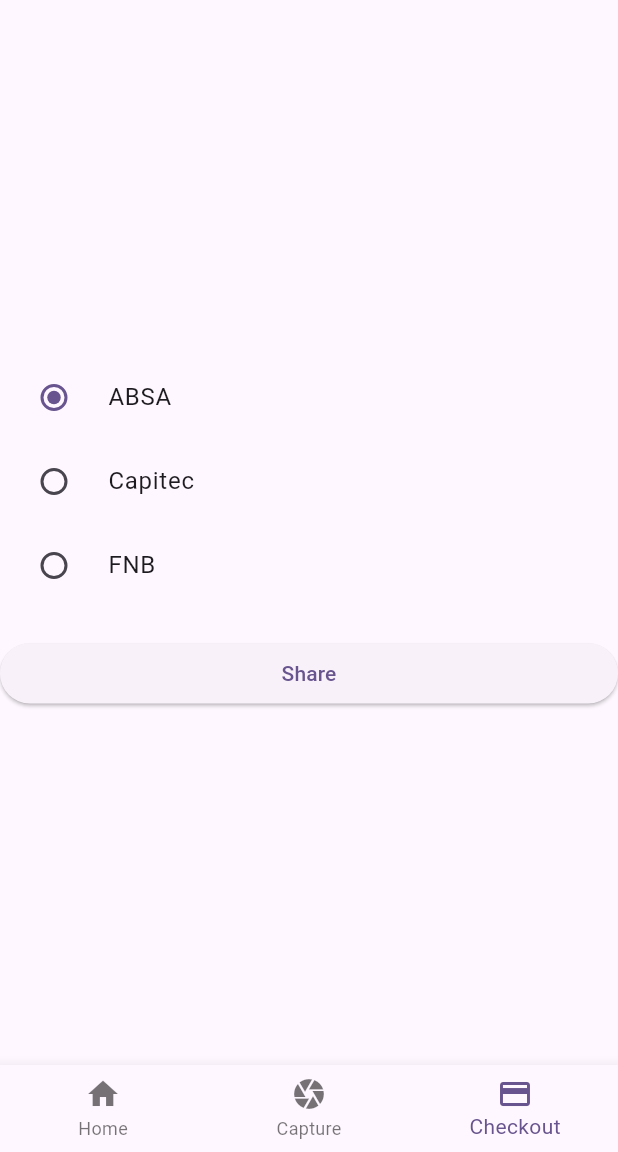
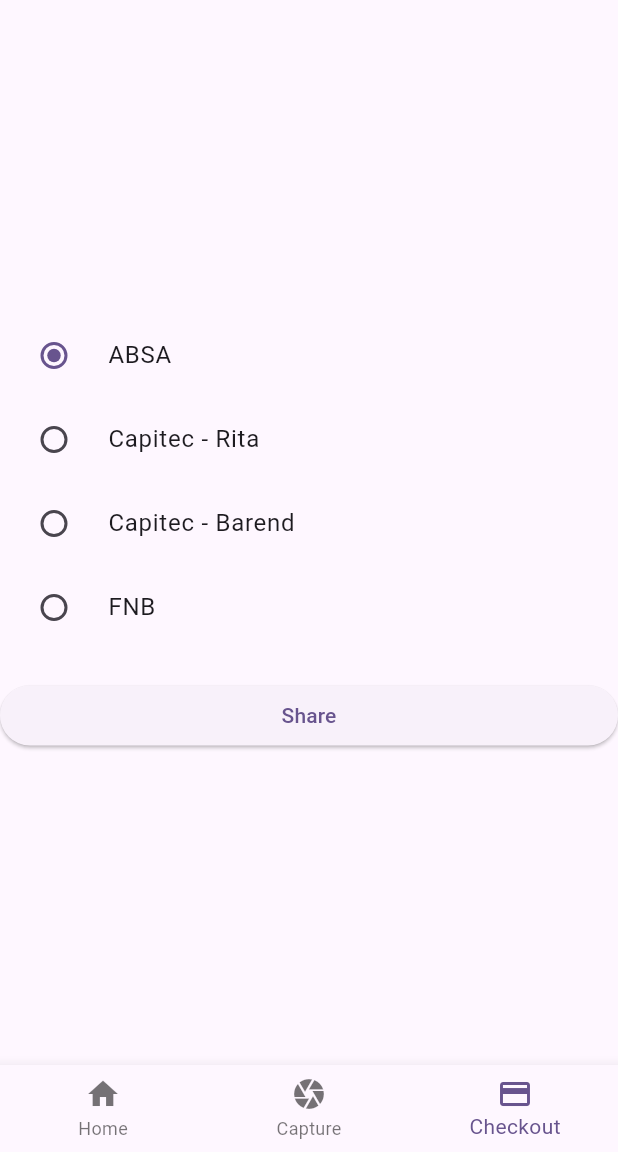
Before and after one commit to koorzenb/stockit, a Flutter app: the screen it shows after launch, item 3 of the bottom bar chosen, after a tap on "Share", on a phone screen of 412 x 824 dp, the part 84-1236 px from its top. Run offline on Flutter 3.47's test engine with Material 2 defaults, Android fonts, the light colour scheme and no system bars; our stand-ins replace get, image_picker, share_plus.

Commit message:
Updated banking details

```diff
--- a/lib/screens/capture_item_page.dart
+++ b/lib/screens/capture_item_page.dart
@@ -111,7 +111,7 @@
 
   Future<void> _takePhoto() async {
     final ImagePicker picker = ImagePicker();
-    XFile? xFile = await picker.pickImage(source: ImageSource.camera);
+    XFile? xFile = await picker.pickImage(source: ImageSource.camera); //TODO: do not confirm image on capture - send immediately to hero image
 
     if (xFile != null) {
       setState(() {
--- a/lib/screens/checkout_page.dart
+++ b/lib/screens/checkout_page.dart
@@ -30,7 +30,17 @@
           },
         ),
         RadioListTile<int>(
-          title: const Text('Capitec'),
+          title: const Text('Capitec - Rita'),
+          value: 2,
+          groupValue: _selectedValue,
+          onChanged: (value) {
+            setState(() {
+              _selectedValue = value!;
+            });
+          },
+        ),
+        RadioListTile<int>(
+          title: const Text('Capitec - Barend'),
           value: 2,
           groupValue: _selectedValue,
           onChanged: (value) {
@@ -64,13 +74,16 @@
 
     switch (_selectedValue) {
       case 2:
-        bankingDetails = BankingDetails(accountHolder: 'B Koorzen', bank: 'Capitec', bankCode: '470010', accountNumber: '123');
+        bankingDetails = BankingDetails(accountHolder: 'R Koorzen', bank: 'Capitec', bankCode: '470010', accountNumber: '1203846493');
         break;
       case 3:
-        bankingDetails = BankingDetails(accountHolder: 'B Koorzen', bank: 'FNB', bankCode: '1234', accountNumber: '123');
+        bankingDetails = BankingDetails(accountHolder: 'B Koorzen', bank: 'Capitec', bankCode: '470010', accountNumber: '1290540673');
+        break;
+      case 4:
+        bankingDetails = BankingDetails(accountHolder: 'B Koorzen', bank: 'FNB', bankCode: '250655', accountNumber: '62434825719');
         break;
       default:
-        bankingDetails = BankingDetails(accountHolder: 'R Koorzen', bank: 'ABSA', bankCode: '256', accountNumber: '905');
+        bankingDetails = BankingDetails(accountHolder: 'R Koorzen', bank: 'ABSA', bankCode: '632005', accountNumber: '9059940551');
     }
 
     Share.share('Please make payment to the following account:\n'
```
